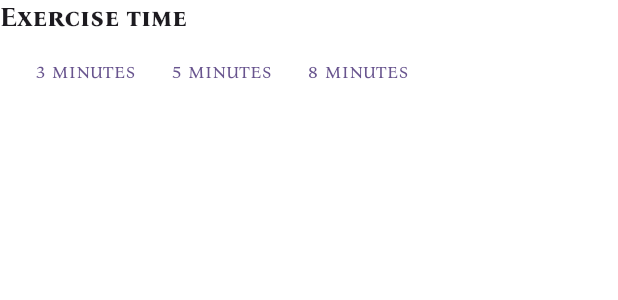
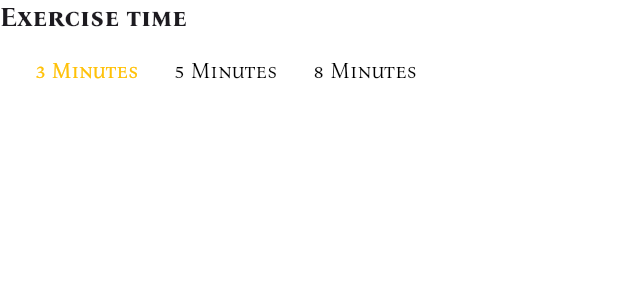
Before and after one commit to FaaiqKhan/muscles_builder, a Flutter app: the ExerciseTimeWidget widget shown alone on an empty page, opened directly, on a phone screen of 412 x 824 dp. Shown: the top 300 px of the screen. Run offline on Flutter 3.47's test engine with Material 3 defaults, Android fonts, the phone set to English and light mode, and no system bars; our stand-ins replace bloc, equatable, flutter_bloc, shared_preferences; missing offline and left inert: flame, flame_audio; accounts and stored records are empty.

Commit message:
exercise time value update

```diff
--- a/lib/constants/enums.dart
+++ b/lib/constants/enums.dart
@@ -1 +1,11 @@
 enum GameDifficultyLevel { easy, medium, hard }
+
+enum ExerciseTime {
+  threeMinutes("3 Minutes"),
+  fiveMinutes("5 Minutes"),
+  eightMinutes("8 Minutes");
+
+  final String value;
+
+  const ExerciseTime(this.value);
+}
--- a/lib/constants/key_value_storage_keys.dart
+++ b/lib/constants/key_value_storage_keys.dart
@@ -1,6 +1,7 @@
 class KeyValueStorageKeys {
   KeyValueStorageKeys._();
 
+  static const String gameSound = "game_sound";
   static const String gameDifficultyLevel = "game_difficulty_level";
-  static const String gameSound = "game_sound";
+  static const String exerciseTime = "exercise_time";
 }
--- a/lib/cubits/settings/settings_cubit.dart
+++ b/lib/cubits/settings/settings_cubit.dart
@@ -17,11 +17,17 @@ class SettingsCubit extends Cubit<SettingsState> {
       final gameDifficultyLevel =
           instance.getString(KeyValueStorageKeys.gameDifficultyLevel) ??
               GameDifficultyLevel.easy.name;
+      final exerciseTime =
+          instance.getString(KeyValueStorageKeys.exerciseTime) ??
+              ExerciseTime.threeMinutes.name;
       emit(
         state.copyWith(
           gameSoundSwitch: gameSound,
           gameDifficultyLevel: GameDifficultyLevel.values.byName(
             gameDifficultyLevel,
+          ),
+          exerciseTime: ExerciseTime.values.byName(
+            exerciseTime,
           ),
         ),
       );
@@ -52,4 +58,18 @@ class SettingsCubit extends Cubit<SettingsState> {
       ),
     );
   }
+
+  void updateExerciseTime(ExerciseTime exerciseTime) {
+    SharedPreferences.getInstance().then((instance) {
+      instance.setString(
+        KeyValueStorageKeys.exerciseTime,
+        exerciseTime.name,
+      );
+    });
+    emit(
+      state.copyWith(
+        exerciseTime: exerciseTime,
+      ),
+    );
+  }
 }
--- a/lib/cubits/settings/settings_state.dart
+++ b/lib/cubits/settings/settings_state.dart
@@ -4,18 +4,22 @@ class SettingsState extends Equatable {
   const SettingsState({
     this.gameSoundSwitch = true,
     this.gameDifficultyLevel = GameDifficultyLevel.easy,
+    this.exerciseTime = ExerciseTime.threeMinutes,
   });
 
   final bool gameSoundSwitch;
   final GameDifficultyLevel gameDifficultyLevel;
+  final ExerciseTime exerciseTime;
 
   SettingsState copyWith({
     bool? gameSoundSwitch,
     GameDifficultyLevel? gameDifficultyLevel,
+    ExerciseTime? exerciseTime,
   }) {
     return SettingsState(
       gameSoundSwitch: gameSoundSwitch ?? this.gameSoundSwitch,
       gameDifficultyLevel: gameDifficultyLevel ?? this.gameDifficultyLevel,
+      exerciseTime: exerciseTime ?? this.exerciseTime,
     );
   }
 
@@ -23,5 +27,6 @@ class SettingsState extends Equatable {
   List<Object?> get props => [
         gameSoundSwitch,
         gameDifficultyLevel,
+        exerciseTime,
       ];
 }
--- a/lib/screens/settings_screen.dart
+++ b/lib/screens/settings_screen.dart
@@ -1,6 +1,6 @@
 import 'package:flutter/material.dart';
 import 'package:muscles_builder/constants/spacings.dart';
-import 'package:muscles_builder/widgets/difficulty_level.dart';
+import 'package:muscles_builder/widgets/game_difficulty_level.dart';
 import 'package:muscles_builder/widgets/exercise_time_widget.dart';
 import 'package:muscles_builder/widgets/game_sound_widget.dart';
 import 'package:muscles_builder/widgets/player_movement_control_widget.dart';
--- a/lib/widgets/exercise_time_widget.dart
+++ b/lib/widgets/exercise_time_widget.dart
@@ -1,19 +1,11 @@
 import 'package:flutter/material.dart';
+import 'package:flutter_bloc/flutter_bloc.dart';
+import 'package:muscles_builder/constants/enums.dart';
 import 'package:muscles_builder/constants/spacings.dart';
+import 'package:muscles_builder/cubits/settings/settings_cubit.dart';
 
-class ExerciseTimeWidget extends StatefulWidget {
+class ExerciseTimeWidget extends StatelessWidget {
   const ExerciseTimeWidget({super.key});
-
-  @override
-  State<ExerciseTimeWidget> createState() => _ExerciseTimeWidgetState();
-}
-
-class _ExerciseTimeWidgetState extends State<ExerciseTimeWidget> {
-  final Map<String, int> exerciseTime = {
-    "3 minutes": 3,
-    "5 minutes": 5,
-    "8 minutes": 8,
-  };
 
   @override
   Widget build(BuildContext context) {
@@ -28,15 +20,30 @@ class _ExerciseTimeWidgetState extends State<ExerciseTimeWidget> {
           padding: const EdgeInsets.only(
             left: Spacings.contentSpacingOf12,
           ),
-          child: Row(
-            children: exerciseTime.keys
-                .map(
-                  (key) => TextButton(
-                    onPressed: () {},
-                    child: Text(key),
-                  ),
-                )
-                .toList(),
+          child: BlocBuilder<SettingsCubit, SettingsState>(
+            buildWhen: (previous, current) =>
+                previous.exerciseTime != current.exerciseTime,
+            builder: (context, state) {
+              return Row(
+                children: ExerciseTime.values
+                    .map(
+                      (exerciseTime) => TextButton(
+                        onPressed: () => context
+                            .read<SettingsCubit>()
+                            .updateExerciseTime(exerciseTime),
+                        child: Text(
+                          exerciseTime.value,
+                          style: TextStyle(
+                            color: state.exerciseTime == exerciseTime
+                                ? Colors.amber
+                                : Colors.black,
+                          ),
+                        ),
+                      ),
+                    )
+                    .toList(),
+              );
+            },
           ),
         ),
       ],
```
